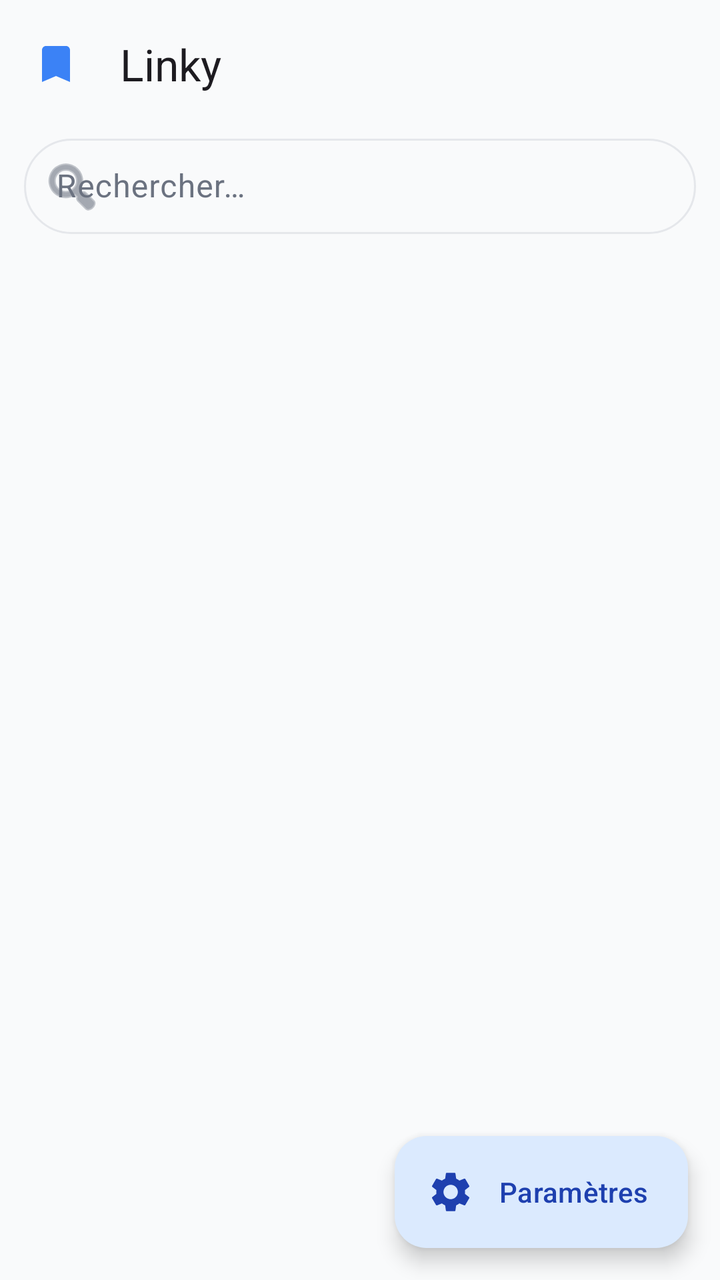
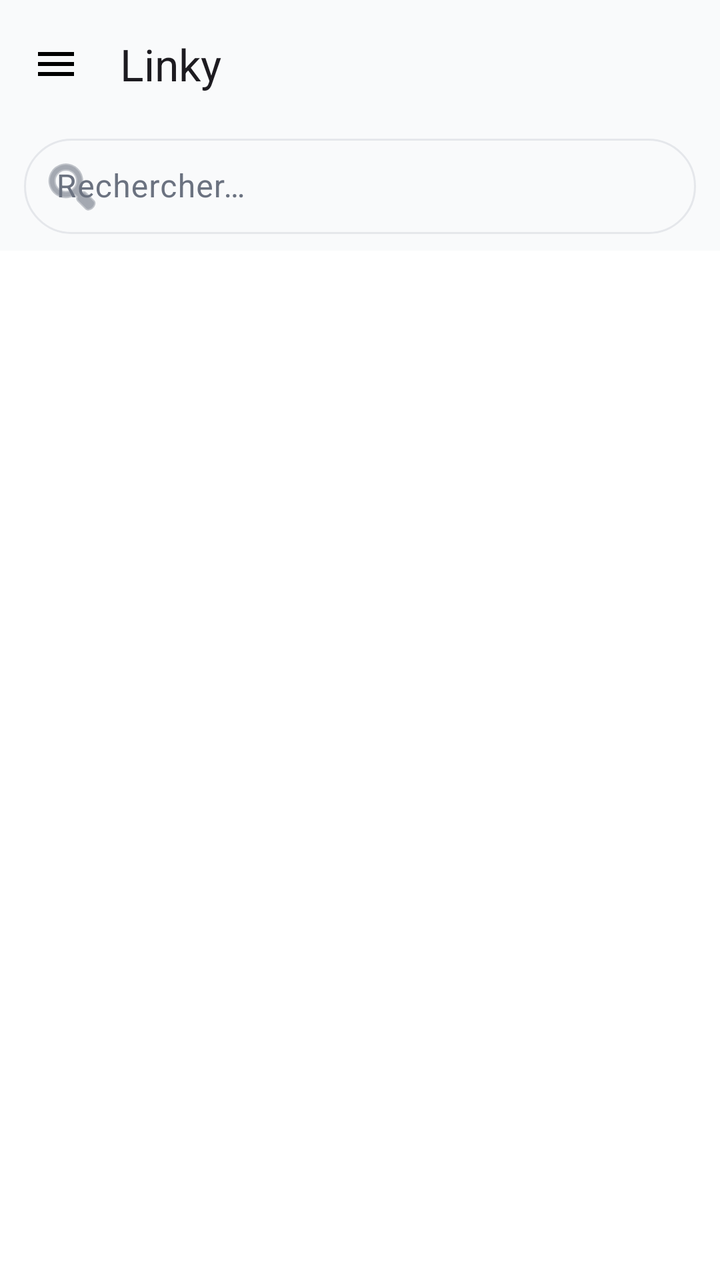

An Android layout rendered at two revisions. The XML below is the earlier revision; the diff shows what the commit changed to produce the second picture.
<!-- AndroidManifest.xml: application theme Theme.Linky -->
<!-- res/layout/activity_links.xml -->
<?xml version="1.0" encoding="utf-8"?>
<androidx.coordinatorlayout.widget.CoordinatorLayout
    xmlns:android="http://schemas.android.com/apk/res/android"
    xmlns:app="http://schemas.android.com/apk/res-auto"
    android:layout_width="match_parent"
    android:layout_height="match_parent"
    android:background="?attr/colorSurface">

    <com.google.android.material.appbar.AppBarLayout
        android:layout_width="match_parent"
        android:layout_height="wrap_content"
        android:fitsSystemWindows="true"
        app:liftOnScroll="true">

        <com.google.android.material.appbar.MaterialToolbar
            android:id="@+id/toolbar"
            android:layout_width="match_parent"
            android:layout_height="?attr/actionBarSize"
            app:navigationIcon="@drawable/ic_bookmark"
            app:navigationIconTint="?attr/colorPrimary"
            app:title="@string/app_name"
            app:titleTextAppearance="?attr/textAppearanceTitleLarge" />

        
        <LinearLayout
            android:layout_width="match_parent"
            android:layout_height="wrap_content"
            android:orientation="horizontal"
            android:gravity="center_vertical"
            android:paddingStart="12dp"
            android:paddingEnd="12dp"
            android:paddingBottom="8dp">

            <com.google.android.material.textfield.TextInputLayout
                android:layout_width="0dp"
                android:layout_height="wrap_content"
                android:layout_weight="1"
                style="@style/Widget.Material3.TextInputLayout.OutlinedBox.Dense"
                app:startIconDrawable="@android:drawable/ic_menu_search"
                app:boxCornerRadiusTopStart="24dp"
                app:boxCornerRadiusTopEnd="24dp"
                app:boxCornerRadiusBottomStart="24dp"
                app:boxCornerRadiusBottomEnd="24dp">

                <com.google.android.material.textfield.TextInputEditText
                    android:id="@+id/etSearch"
                    android:layout_width="match_parent"
                    android:layout_height="wrap_content"
                    android:hint="@string/hint_search"
                    android:inputType="text"
                    android:imeOptions="actionSearch"
                    android:maxLines="1"
                    android:background="@null" />

            </com.google.android.material.textfield.TextInputLayout>

        </LinearLayout>

    </com.google.android.material.appbar.AppBarLayout>

    <androidx.recyclerview.widget.RecyclerView
        android:id="@+id/recyclerView"
        android:layout_width="match_parent"
        android:layout_height="match_parent"
        app:layout_behavior="@string/appbar_scrolling_view_behavior"
        android:clipToPadding="false"
        android:paddingBottom="72dp" />

    <TextView
        android:id="@+id/tvEmpty"
        android:layout_width="wrap_content"
        android:layout_height="wrap_content"
        android:layout_gravity="center"
        android:text="@string/empty_links"
        android:textAppearance="?attr/textAppearanceBodyLarge"
        android:textColor="?attr/colorOnSurfaceVariant"
        android:visibility="gone" />

    <com.google.android.material.progressindicator.LinearProgressIndicator
        android:id="@+id/progress"
        android:layout_width="match_parent"
        android:layout_height="wrap_content"
        app:layout_behavior="@string/appbar_scrolling_view_behavior"
        android:visibility="gone"
        app:trackCornerRadius="0dp" />

    <com.google.android.material.floatingactionbutton.ExtendedFloatingActionButton
        android:id="@+id/fab"
        android:layout_width="wrap_content"
        android:layout_height="wrap_content"
        android:layout_gravity="bottom|end"
        android:layout_margin="16dp"
        android:text="@string/settings_title"
        app:icon="@drawable/ic_settings" />

</androidx.coordinatorlayout.widget.CoordinatorLayout>
<!-- resources referenced by this layout -->
<resources>
  <!-- drawable ic_bookmark (drawable) -->
  <?xml version="1.0" encoding="utf-8"?>
  <vector xmlns:android="http://schemas.android.com/apk/res/android"
      android:width="24dp"
      android:height="24dp"
      android:viewportWidth="24"
      android:viewportHeight="24">
      <path
          android:fillColor="#000000"
          android:pathData="M17,3H7C5.9,3 5,3.9 5,5v16l7,-3 7,3V5C19,3.9 18.1,3 17,3z"/>
  </vector>
  <!-- drawable ic_settings (drawable) -->
  <?xml version="1.0" encoding="utf-8"?>
  <vector xmlns:android="http://schemas.android.com/apk/res/android"
      android:width="24dp"
      android:height="24dp"
      android:viewportWidth="24"
      android:viewportHeight="24">
      <path
          android:fillColor="#000000"
          android:pathData="M19.14,12.94c0.04,-0.3 0.06,-0.61 0.06,-0.94c0,-0.32 -0.02,-0.64 -0.07,-0.94l2.03,-1.58c0.18,-0.14 0.23,-0.41 0.12,-0.61l-1.92,-3.32c-0.12,-0.22 -0.37,-0.29 -0.59,-0.22l-2.39,0.96c-0.5,-0.38 -1.03,-0.7 -1.62,-0.94L14.4,2.81c-0.04,-0.24 -0.24,-0.41 -0.48,-0.41h-3.84c-0.24,0 -0.43,0.17 -0.47,0.41L9.25,5.35C8.66,5.59 8.12,5.92 7.63,6.29L5.24,5.33c-0.22,-0.08 -0.47,0 -0.59,0.22L2.74,8.87C2.62,9.08 2.66,9.34 2.86,9.48l2.03,1.58C4.84,11.36 4.8,11.69 4.8,12s0.02,0.64 0.07,0.94l-2.03,1.58c-0.18,0.14 -0.23,0.41 -0.12,0.61l1.92,3.32c0.12,0.22 0.37,0.29 0.59,0.22l2.39,-0.96c0.5,0.38 1.03,0.7 1.62,0.94l0.36,2.54c0.05,0.24 0.24,0.41 0.48,0.41h3.84c0.24,0 0.44,-0.17 0.47,-0.41l0.36,-2.54c0.59,-0.24 1.13,-0.56 1.62,-0.94l2.39,0.96c0.22,0.08 0.47,0 0.59,-0.22l1.92,-3.32c0.12,-0.22 0.07,-0.47 -0.12,-0.61L19.14,12.94zM12,15.6c-1.98,0 -3.6,-1.62 -3.6,-3.6s1.62,-3.6 3.6,-3.6s3.6,1.62 3.6,3.6S13.98,15.6 12,15.6z"/>
  </vector>
  <string name="app_name">Linky</string>
  <string name="empty_links">Aucun lien trouvé</string>
  <string name="hint_search">Rechercher…</string>
  <string name="settings_title">Paramètres</string>
  <style name="Theme.Linky" parent="Theme.Material3.Light.NoActionBar">
          <item name="colorPrimary">@color/t_light_primary</item>
          <item name="colorOnPrimary">@color/t_light_on_primary</item>
          <item name="colorPrimaryContainer">@color/t_light_primary_container</item>
          <item name="colorOnPrimaryContainer">@color/t_light_on_primary_container</item>
          <item name="colorSurface">@color/t_light_surface</item>
          <item name="colorOnSurface">@color/t_light_on_surface</item>
          <item name="colorOnSurfaceVariant">@color/t_light_on_surface_variant</item>
          <item name="android:colorBackground">@color/t_light_background</item>
          <item name="colorOutline">@color/t_light_outline</item>
      </style>
  <color name="t_light_primary">#3B82F6</color>
  <color name="t_light_on_primary">#FFFFFF</color>
  <color name="t_light_primary_container">#DBEAFE</color>
  <color name="t_light_on_primary_container">#1E40AF</color>
  <color name="t_light_surface">#F9FAFB</color>
  <color name="t_light_on_surface">#111827</color>
  <color name="t_light_on_surface_variant">#6B7280</color>
  <color name="t_light_background">#FFFFFF</color>
  <color name="t_light_outline">#E5E7EB</color>
</resources>

<!-- the commit's change to res/layout/activity_links.xml (unified diff, before → after) -->
@@ -1,25 +1,105 @@
 <?xml version="1.0" encoding="utf-8"?>
-<androidx.coordinatorlayout.widget.CoordinatorLayout
+<androidx.drawerlayout.widget.DrawerLayout
     xmlns:android="http://schemas.android.com/apk/res/android"
     xmlns:app="http://schemas.android.com/apk/res-auto"
+    android:id="@+id/drawerLayout"
     android:layout_width="match_parent"
     android:layout_height="match_parent"
-    android:background="?attr/colorSurface">
+    android:fitsSystemWindows="true">
 
-    <com.google.android.material.appbar.AppBarLayout
+    
+    <androidx.coordinatorlayout.widget.CoordinatorLayout
         android:layout_width="match_parent"
-        android:layout_height="wrap_content"
+        android:layout_height="match_parent"
+        android:background="?android:attr/colorBackground">
+
+        <com.google.android.material.appbar.AppBarLayout
+            android:layout_width="match_parent"
+            android:layout_height="wrap_content"
+            android:fitsSystemWindows="true"
+            app:liftOnScroll="true">
+
+            <com.google.android.material.appbar.MaterialToolbar
+                android:id="@+id/toolbar"
+                android:layout_width="match_parent"
+                android:layout_height="?attr/actionBarSize"
+                app:navigationIcon="@drawable/ic_menu"
+                app:title="@string/app_name"
+                app:titleTextAppearance="?attr/textAppearanceTitleLarge" />
+
+            <LinearLayout
+                android:layout_width="match_parent"
+                android:layout_height="wrap_content"
+                android:orientation="horizontal"
+                android:gravity="center_vertical"
+                android:paddingStart="12dp"
+                android:paddingEnd="12dp"
+                android:paddingBottom="8dp">
+
+                <com.google.android.material.textfield.TextInputLayout
+                    android:layout_width="match_parent"
+                    android:layout_height="wrap_content"
+                    style="@style/Widget.Material3.TextInputLayout.OutlinedBox.Dense"
+                    app:startIconDrawable="@android:drawable/ic_menu_search"
+                    app:boxCornerRadiusTopStart="24dp"
+                    app:boxCornerRadiusTopEnd="24dp"
+                    app:boxCornerRadiusBottomStart="24dp"
+                    app:boxCornerRadiusBottomEnd="24dp">
+
+                    <com.google.android.material.textfield.TextInputEditText
+                        android:id="@+id/etSearch"
+                        android:layout_width="match_parent"
+                        android:layout_height="wrap_content"
+                        android:hint="@string/hint_search"
+                        android:inputType="text"
+                        android:imeOptions="actionSearch"
+                        android:maxLines="1"
+                        android:background="@null" />
+
+                </com.google.android.material.textfield.TextInputLayout>
+
+            </LinearLayout>
+
+        </com.google.android.material.appbar.AppBarLayout>
+
+        <androidx.recyclerview.widget.RecyclerView
+            android:id="@+id/recyclerView"
+            android:layout_width="match_parent"
+            android:layout_height="match_parent"
+            app:layout_behavior="@string/appbar_scrolling_view_behavior"
+            android:clipToPadding="false"
+            android:paddingBottom="16dp" />
+
+        <TextView
+            android:id="@+id/tvEmpty"
+            android:layout_width="wrap_content"
+            android:layout_height="wrap_content"
+            android:layout_gravity="center"
+            android:text="@string/empty_links"
+            android:textAppearance="?attr/textAppearanceBodyLarge"
+            android:textColor="?attr/colorOnSurfaceVariant"
+            android:visibility="gone" />
+
+        <com.google.android.material.progressindicator.LinearProgressIndicator
+            android:id="@+id/progress"
+            android:layout_width="match_parent"
+            android:layout_height="wrap_content"
+            app:layout_behavior="@string/appbar_scrolling_view_behavior"
+            android:visibility="gone"
+            app:trackCornerRadius="0dp" />
+
+    </androidx.coordinatorlayout.widget.CoordinatorLayout>
+
+    
+    <LinearLayout
+        android:id="@+id/drawer"
+        android:layout_width="280dp"
+        android:layout_height="match_parent"
+        android:layout_gravity="start"
+        android:orientation="vertical"
+        android:background="?attr/colorSurface"
         android:fitsSystemWindows="true"
-        app:liftOnScroll="true">
-
-        <com.google.android.material.appbar.MaterialToolbar
-            android:id="@+id/toolbar"
-            android:layout_width="match_parent"
-            android:layout_height="?attr/actionBarSize"
-            app:navigationIcon="@drawable/ic_bookmark"
-            app:navigationIconTint="?attr/colorPrimary"
-            app:title="@string/app_name"
-            app:titleTextAppearance="?attr/textAppearanceTitleLarge" />
+        android:elevation="8dp">
 
         
         <LinearLayout
@@ -27,70 +107,49 @@
             android:layout_height="wrap_content"
             android:orientation="horizontal"
             android:gravity="center_vertical"
-            android:paddingStart="12dp"
-            android:paddingEnd="12dp"
-            android:paddingBottom="8dp">
+            android:padding="20dp"
+            android:paddingTop="36dp"
+            android:paddingBottom="20dp"
+            android:background="?attr/colorPrimaryContainer">
 
-            <com.google.android.material.textfield.TextInputLayout
-                android:layout_width="0dp"
+            <ImageView
+                android:layout_width="28dp"
+                android:layout_height="28dp"
+                android:src="@drawable/ic_bookmark"
+                app:tint="?attr/colorOnPrimaryContainer"
+                android:contentDescription="@null" />
+
+            <TextView
+                android:layout_width="wrap_content"
                 android:layout_height="wrap_content"
-                android:layout_weight="1"
-                style="@style/Widget.Material3.TextInputLayout.OutlinedBox.Dense"
-                app:startIconDrawable="@android:drawable/ic_menu_search"
-                app:boxCornerRadiusTopStart="24dp"
-                app:boxCornerRadiusTopEnd="24dp"
-                app:boxCornerRadiusBottomStart="24dp"
-                app:boxCornerRadiusBottomEnd="24dp">
-
-                <com.google.android.material.textfield.TextInputEditText
-                    android:id="@+id/etSearch"
-                    android:layout_width="match_parent"
-                    android:layout_height="wrap_content"
-                    android:hint="@string/hint_search"
-                    android:inputType="text"
-                    android:imeOptions="actionSearch"
-                    android:maxLines="1"
-                    android:background="@null" />
-
-            </com.google.android.material.textfield.TextInputLayout>
+                android:layout_marginStart="12dp"
+                android:text="@string/app_name"
+                android:textAppearance="?attr/textAppearanceTitleLarge"
+                android:textColor="?attr/colorOnPrimaryContainer" />
 
         </LinearLayout>
 
-    </com.google.android.material.appbar.AppBarLayout>
+        
+        <View
+            android:layout_width="match_parent"
+            android:layout_height="1dp"
+            android:background="?attr/colorOutline" />
 
-    <androidx.recyclerview.widget.RecyclerView
-        android:id="@+id/recyclerView"
-        android:layout_width="match_parent"
-        android:layout_height="match_parent"
-        app:layout_behavior="@string/appbar_scrolling_view_behavior"
-        android:clipToPadding="false"
-        android:paddingBottom="72dp" />
+        
+        <androidx.core.widget.NestedScrollView
+            android:layout_width="match_parent"
+            android:layout_height="0dp"
+            android:layout_weight="1">
 
-    <TextView
-        android:id="@+id/tvEmpty"
-        android:layout_width="wrap_content"
-        android:layout_height="wrap_content"
-        android:layout_gravity="center"
-        android:text="@string/empty_links"
-        android:textAppearance="?attr/textAppearanceBodyLarge"
-        android:textColor="?attr/colorOnSurfaceVariant"
-        android:visibility="gone" />
+            <LinearLayout
+                android:id="@+id/drawerNav"
+                android:layout_width="match_parent"
+                android:layout_height="wrap_content"
+                android:orientation="vertical"
+                android:paddingBottom="16dp" />
 
-    <com.google.android.material.progressindicator.LinearProgressIndicator
-        android:id="@+id/progress"
-        android:layout_width="match_parent"
-        android:layout_height="wrap_content"
-        app:layout_behavior="@string/appbar_scrolling_view_behavior"
-        android:visibility="gone"
-        app:trackCornerRadius="0dp" />
+        </androidx.core.widget.NestedScrollView>
 
-    <com.google.android.material.floatingactionbutton.ExtendedFloatingActionButton
-        android:id="@+id/fab"
-        android:layout_width="wrap_content"
-        android:layout_height="wrap_content"
-        android:layout_gravity="bottom|end"
-        android:layout_margin="16dp"
-        android:text="@string/settings_title"
-        app:icon="@drawable/ic_settings" />
+    </LinearLayout>
 
-</androidx.coordinatorlayout.widget.CoordinatorLayout>
+</androidx.drawerlayout.widget.DrawerLayout>
<!-- resource entries referenced after the edit -->
@@ -11,7 +11,7 @@
           android:fillColor="#000000"
           android:pathData="M17,3H7C5.9,3 5,3.9 5,5v16l7,-3 7,3V5C19,3.9 18.1,3 17,3z"/>
   </vector>
-  <!-- drawable ic_settings (drawable) -->
+  <!-- drawable ic_menu (drawable) -->
   <?xml version="1.0" encoding="utf-8"?>
   <vector xmlns:android="http://schemas.android.com/apk/res/android"
       android:width="24dp"
@@ -19,13 +19,12 @@
       android:viewportWidth="24"
       android:viewportHeight="24">
       <path
-          android:fillColor="#000000"
-          android:pathData="M19.14,12.94c0.04,-0.3 0.06,-0.61 0.06,-0.94c0,-0.32 -0.02,-0.64 -0.07,-0.94l2.03,-1.58c0.18,-0.14 0.23,-0.41 0.12,-0.61l-1.92,-3.32c-0.12,-0.22 -0.37,-0.29 -0.59,-0.22l-2.39,0.96c-0.5,-0.38 -1.03,-0.7 -1.62,-0.94L14.4,2.81c-0.04,-0.24 -0.24,-0.41 -0.48,-0.41h-3.84c-0.24,0 -0.43,0.17 -0.47,0.41L9.25,5.35C8.66,5.59 8.12,5.92 7.63,6.29L5.24,5.33c-0.22,-0.08 -0.47,0 -0.59,0.22L2.74,8.87C2.62,9.08 2.66,9.34 2.86,9.48l2.03,1.58C4.84,11.36 4.8,11.69 4.8,12s0.02,0.64 0.07,0.94l-2.03,1.58c-0.18,0.14 -0.23,0.41 -0.12,0.61l1.92,3.32c0.12,0.22 0.37,0.29 0.59,0.22l2.39,-0.96c0.5,0.38 1.03,0.7 1.62,0.94l0.36,2.54c0.05,0.24 0.24,0.41 0.48,0.41h3.84c0.24,0 0.44,-0.17 0.47,-0.41l0.36,-2.54c0.59,-0.24 1.13,-0.56 1.62,-0.94l2.39,0.96c0.22,0.08 0.47,0 0.59,-0.22l1.92,-3.32c0.12,-0.22 0.07,-0.47 -0.12,-0.61L19.14,12.94zM12,15.6c-1.98,0 -3.6,-1.62 -3.6,-3.6s1.62,-3.6 3.6,-3.6s3.6,1.62 3.6,3.6S13.98,15.6 12,15.6z"/>
+          android:fillColor="@android:color/black"
+          android:pathData="M3,18h18v-2H3v2zm0-5h18v-2H3v2zm0-7v2h18V6H3z"/>
   </vector>
   <string name="app_name">Linky</string>
   <string name="empty_links">Aucun lien trouvé</string>
   <string name="hint_search">Rechercher…</string>
-  <string name="settings_title">Paramètres</string>
   <style name="Theme.Linky" parent="Theme.Material3.Light.NoActionBar">
           <item name="colorPrimary">@color/t_light_primary</item>
           <item name="colorOnPrimary">@color/t_light_on_primary</item>
